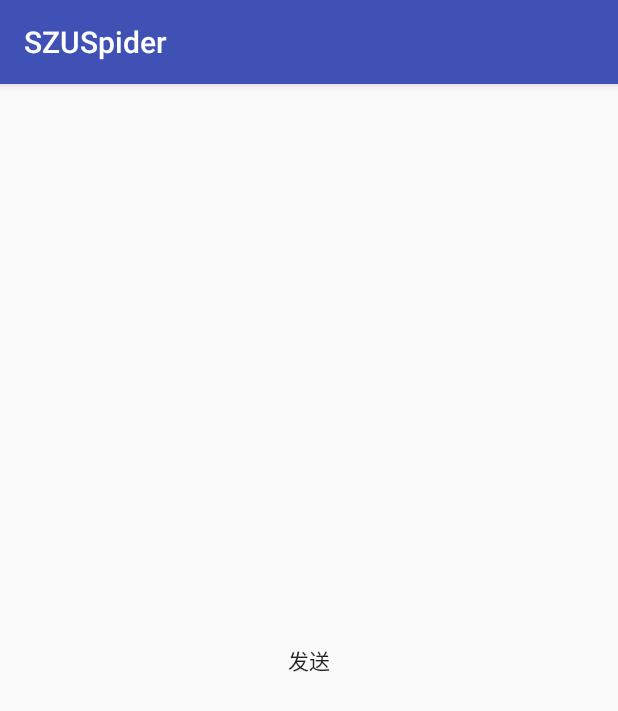
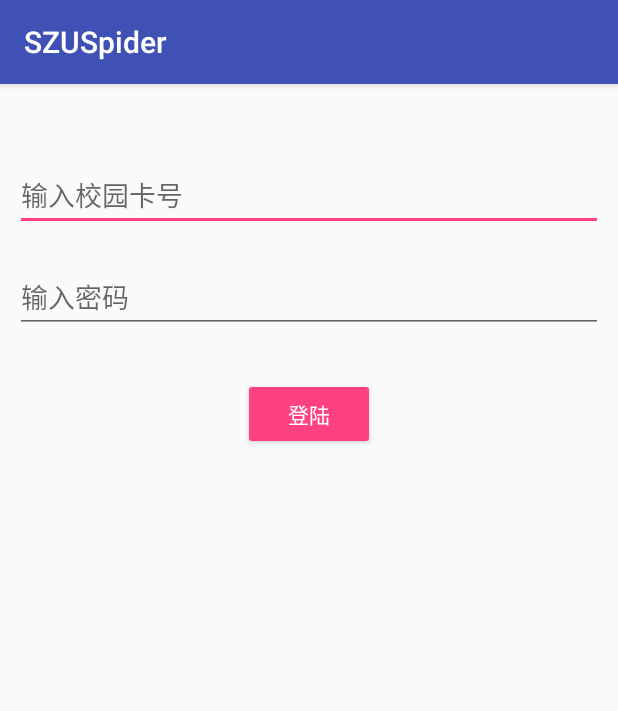
Before and after one commit to noterpopo/SZUSpider, an Android app: the screen it shows after launch (MainActivity), on a phone screen of 412 x 824 dp. Shown: the top 711 px of the screen. Run offline under Robolectric (Android 15) with nearby library versions, the phone set to English and light mode, and no system bars.

Commit message:
优化界面

```diff
--- a/app/build.gradle
+++ b/app/build.gradle
@@ -26,4 +26,5 @@ dependencies {
     testImplementation 'junit:junit:4.12'
     androidTestImplementation 'com.android.support.test:runner:1.0.1'
     androidTestImplementation 'com.android.support.test.espresso:espresso-core:3.0.1'
+    implementation 'com.android.support:design:26.1.0'
 }
--- a/app/src/main/AndroidManifest.xml
+++ b/app/src/main/AndroidManifest.xml
@@ -1,7 +1,8 @@
 <?xml version="1.0" encoding="utf-8"?>
 <manifest xmlns:android="http://schemas.android.com/apk/res/android"
     package="com.popo.szuspider">
-    <uses-permission android:name="android.permission.INTERNET"/>
+
+    <uses-permission android:name="android.permission.INTERNET" />
 
     <application
         android:allowBackup="true"
@@ -17,6 +18,7 @@
                 <category android:name="android.intent.category.LAUNCHER" />
             </intent-filter>
         </activity>
+        <activity android:name=".Show"></activity>
     </application>
 
 </manifest>
--- /dev/null
+++ b/app/src/main/java/com/popo/szuspider/GetTaskListener.java
@@ -0,0 +1,9 @@
+package com.popo.szuspider;
+
+/**
+ * Created by lgp on 2018/4/11.
+ */
+
+public interface GetTaskListener {
+    void onFinished(String s);
+}
--- a/app/src/main/res/layout/activity_main.xml
+++ b/app/src/main/res/layout/activity_main.xml
@@ -1,24 +1,37 @@
 <?xml version="1.0" encoding="utf-8"?>
-<android.support.constraint.ConstraintLayout xmlns:android="http://schemas.android.com/apk/res/android"
+<LinearLayout xmlns:android="http://schemas.android.com/apk/res/android"
+    android:orientation="vertical"
     xmlns:app="http://schemas.android.com/apk/res-auto"
     xmlns:tools="http://schemas.android.com/tools"
     android:layout_width="match_parent"
-    android:layout_height="match_parent"
-    tools:context="com.popo.szuspider.MainActivity">
+    android:layout_height="match_parent">
+
+
+    <EditText
+        android:id="@+id/userName"
+        android:hint="输入校园卡号"
+        android:layout_marginTop="50dp"
+        android:layout_marginBottom="10dp"
+        android:layout_marginLeft="10dp"
+        android:layout_marginRight="10dp"
+        android:layout_width="match_parent"
+        android:layout_height="wrap_content" />
+
+    <EditText
+        android:id="@+id/psw"
+        android:hint="输入密码"
+        android:layout_margin="10dp"
+        android:layout_width="match_parent"
+        android:layout_height="wrap_content"
+        android:inputType="textPassword" />
 
     <Button
+        android:layout_marginTop="20dp"
         android:id="@+id/send"
-        style="@style/Widget.AppCompat.Button.Borderless.Colored"
+        style="@style/Widget.AppCompat.Button.Colored"
         android:layout_width="wrap_content"
         android:layout_height="wrap_content"
-        android:layout_marginBottom="8dp"
-        android:layout_marginEnd="8dp"
-        android:layout_marginStart="8dp"
-        android:layout_marginTop="8dp"
-        android:text="发送"
-        android:textAppearance="@style/TextAppearance.AppCompat"
-        app:layout_constraintBottom_toBottomOf="parent"
-        app:layout_constraintEnd_toEndOf="parent"
-        app:layout_constraintStart_toStartOf="parent"
-        app:layout_constraintTop_toTopOf="parent" />
-</android.support.constraint.ConstraintLayout>
+        android:layout_gravity="center"
+        android:text="登陆" />
+
+</LinearLayout>
```
Also changed, not shown: app/src/main/java/com/popo/szuspider/GetTask.java (+13 -5 lines), app/src/main/java/com/popo/szuspider/MainActivity.java (+26 -2 lines), app/src/main/java/com/popo/szuspider/Show.java (added, +20 -0 lines), app/src/main/res/layout/activity_show.xml (added, +14 -0 lines).
